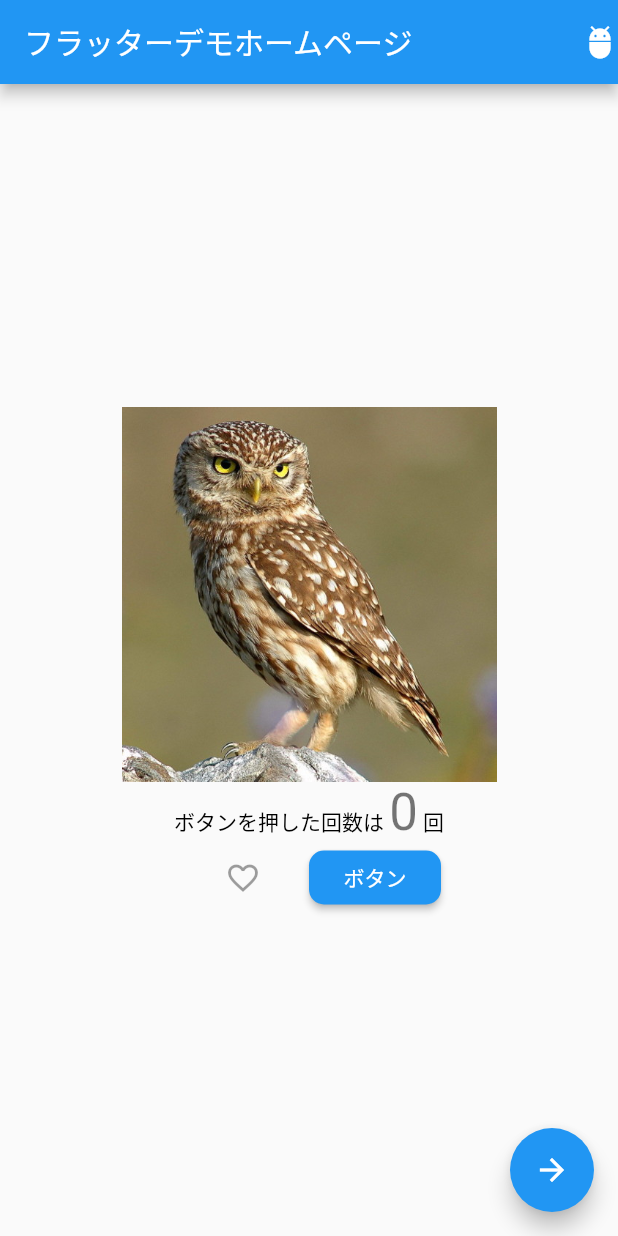
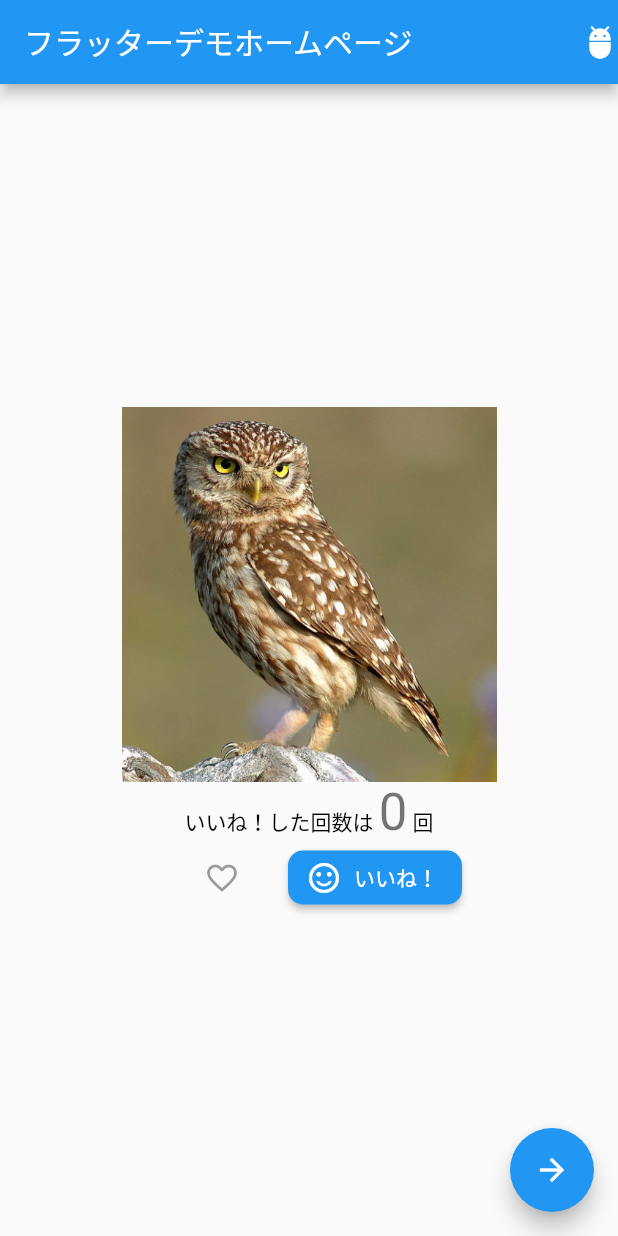
Before and after one commit to NorthPaddy/flutter_demo_app, a Flutter app: the screen it shows after launch, on a phone screen of 412 x 824 dp. Run offline on Flutter 3.47's test engine with Material 2 defaults, Android fonts, the phone set to English and light mode, and no system bars.

Commit message:
RaisedButtonにアイコン追加(#23)

```diff
--- a/lib/main.dart
+++ b/lib/main.dart
@@ -69,7 +69,7 @@ class _MyHomePageState extends State<MyHomePage> {
                   text: TextSpan(
                     style: TextStyle(color: Colors.black),
                     children: <TextSpan>[
-                      TextSpan(text: 'ボタンを押した回数は '),
+                      TextSpan(text: 'いいね！した回数は '),
                       TextSpan(
                           text: '$_counter',
                           style: Theme.of(context).textTheme.headline4),
@@ -98,8 +98,12 @@ class _MyHomePageState extends State<MyHomePage> {
                     });
                   },
                 ),
-                RaisedButton(
-                  child: Text('ボタン'),
+                RaisedButton.icon(
+                  icon: Icon(
+                    Icons.sentiment_satisfied_alt_outlined,
+                    color: Colors.white,
+                  ),
+                  label: Text('いいね！'),
                   color: Colors.blue,
                   textColor: Colors.white,
                   shape: RoundedRectangleBorder(
```
